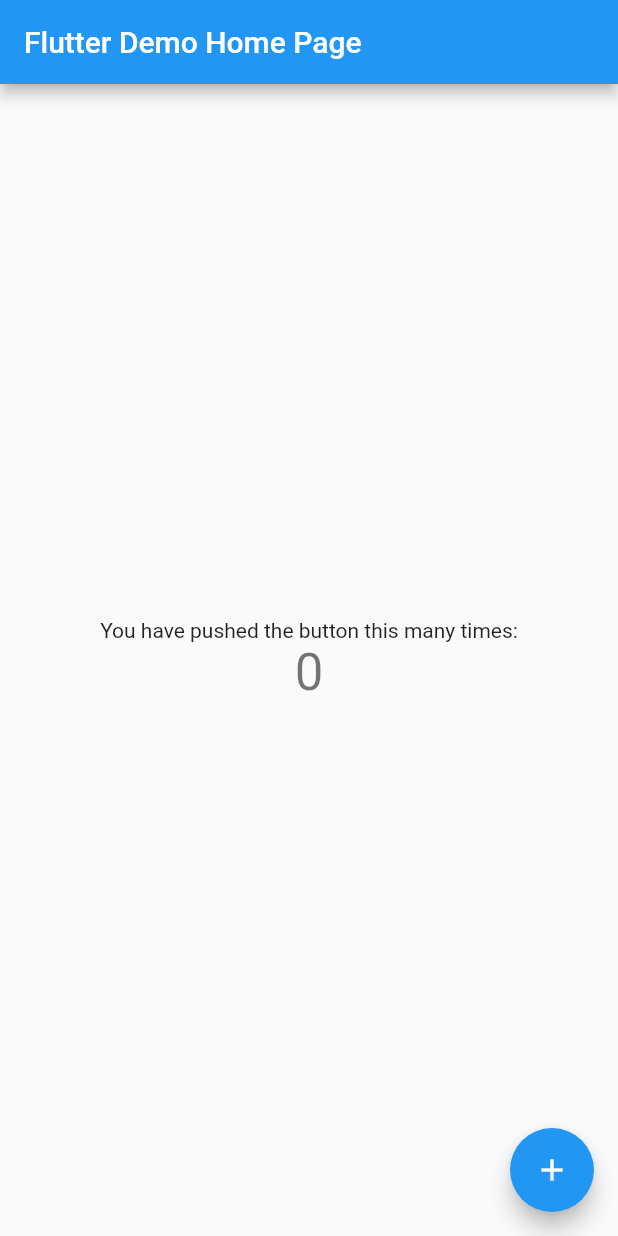
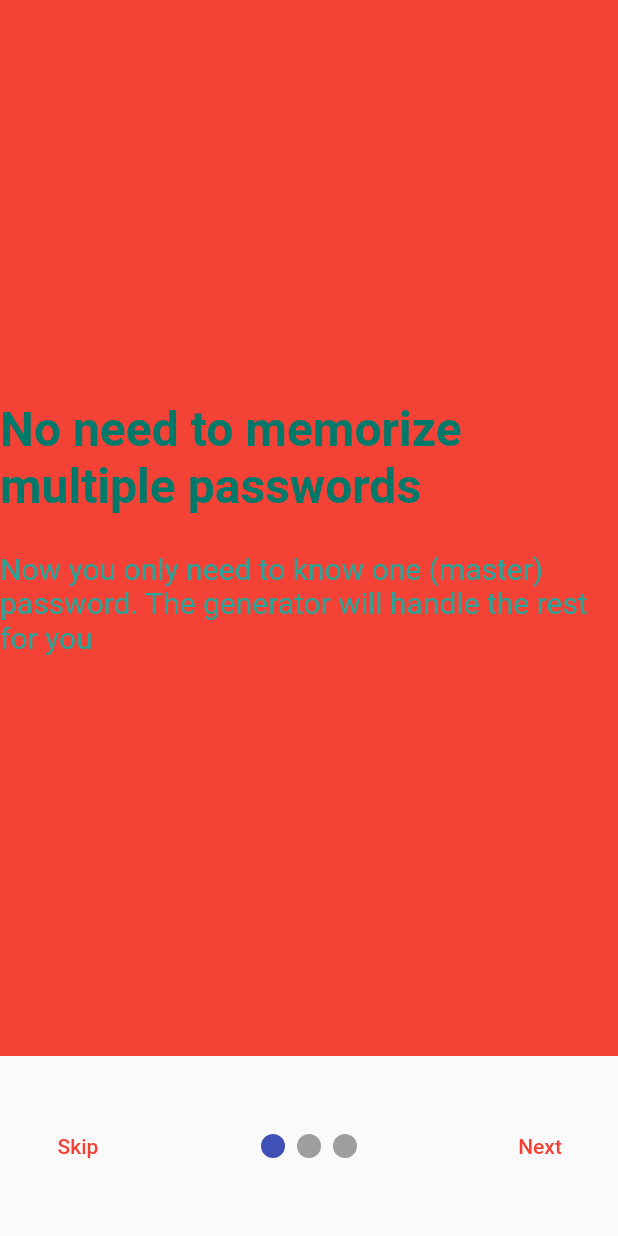
Before and after one commit to kghandour/KGPassGen, a Flutter app: the screen it shows after launch, on a phone screen of 412 x 824 dp. Run offline on Flutter 3.47's test engine with Material 2 defaults, Android fonts, the phone set to English and light mode, and no system bars; drawn by our look-alikes of smooth_page_indicator.

Commit message:
Initial splash movement

```diff
--- a/lib/main.dart
+++ b/lib/main.dart
@@ -1,4 +1,5 @@
 import 'package:flutter/material.dart';
+import 'package:kg_passgen/presentation/pages/splash/splash.dart';
 
 void main() {
   runApp(const MyApp());
@@ -11,7 +12,7 @@
   @override
   Widget build(BuildContext context) {
     return MaterialApp(
-      title: 'Flutter Demo',
+      title: 'KG Password Generator',
       theme: ThemeData(
         // This is the theme of your application.
         //
@@ -22,9 +23,9 @@
         // or simply save your changes to "hot reload" in a Flutter IDE).
         // Notice that the counter didn't reset back to zero; the application
         // is not restarted.
-        primarySwatch: Colors.blue,
+        primarySwatch: Colors.red,
       ),
-      home: const MyHomePage(title: 'Flutter Demo Home Page'),
+      home: OnboardingPageState(),
     );
   }
 }
--- /dev/null
+++ b/lib/presentation/pages/splash/page_template.dart
@@ -0,0 +1,36 @@
+import 'package:flutter/material.dart';
+
+Widget splashTemplate({
+  required Color color,
+  required String title,
+  required String subtitle,
+  String? urlImage,
+}) =>
+    Container(
+      color: color,
+      child: Column(
+        mainAxisAlignment: MainAxisAlignment.center,
+        children: [
+          Text(
+            title,
+            style: TextStyle(
+                color: Colors.teal.shade700,
+                fontSize: 32,
+                fontWeight: FontWeight.bold),
+          ),
+          const SizedBox(
+            height: 24,
+          ),
+          Center(
+            child: Text(
+              subtitle,
+              style: TextStyle(
+                color: Colors.teal.shade400,
+                fontSize: 20,
+                fontWeight: FontWeight.normal,
+              ),
+            ),
+          )
+        ],
+      ),
+    );
--- /dev/null
+++ b/lib/presentation/pages/splash/splash.dart
@@ -0,0 +1,78 @@
+import 'package:flutter/material.dart';
+import 'package:smooth_page_indicator/smooth_page_indicator.dart';
+import 'package:kg_passgen/presentation/pages/splash/page_template.dart';
+
+class OnboardingPageState extends StatefulWidget {
+  @override
+  State<StatefulWidget> createState() {
+    return _OnboardingPageState();
+  }
+}
+
+class _OnboardingPageState extends State<OnboardingPageState> {
+  final controller = PageController();
+
+  @override
+  void dispose() {
+    controller.dispose();
+    super.dispose();
+  }
+
+  @override
+  Widget build(BuildContext context) {
+    return Scaffold(
+      body: Container(
+        padding: const EdgeInsets.only(bottom: 120),
+        child: PageView(
+          controller: controller,
+          children: [
+            splashTemplate(
+              color: Colors.red,
+              title: 'No need to memorize multiple passwords',
+              subtitle:
+                  'Now you only need to know one (master) password. The generator will handle the rest for you',
+            ),
+            splashTemplate(
+              color: Colors.indigo,
+              title: 'More security for you',
+              subtitle:
+                  'Create unique passwords for each website that you are using. That way you are more secure!',
+            ),
+            splashTemplate(
+              color: Colors.green,
+              title: 'Zero data transmitted. Completely free.',
+              subtitle:
+                  'No backend, no database, no tracking. Completely open-source.',
+            ),
+          ],
+        ),
+      ),
+      bottomSheet: Container(
+        padding: const EdgeInsets.symmetric(horizontal: 20),
+        height: 120,
+        child: Row(
+          mainAxisAlignment: MainAxisAlignment.spaceBetween,
+          children: [
+            TextButton(
+                onPressed: () => controller.jumpToPage(2),
+                child: const Text('Skip')),
+            Center(
+              child: SmoothPageIndicator(
+                controller: controller,
+                count: 3,
+                onDotClicked: (index) => controller.animateToPage(index,
+                    duration: const Duration(milliseconds: 500),
+                    curve: Curves.easeInOut),
+              ),
+            ),
+            TextButton(
+                onPressed: () => controller.nextPage(
+                    duration: const Duration(milliseconds: 500),
+                    curve: Curves.easeInOut),
+                child: const Text('Next'))
+          ],
+        ),
+      ),
+    );
+  }
+}
--- a/pubspec.yaml
+++ b/pubspec.yaml
@@ -36,6 +36,7 @@
   # The following adds the Cupertino Icons font to your application.
   # Use with the CupertinoIcons class for iOS style icons.
   cupertino_icons: ^1.0.2
+  smooth_page_indicator: ^1.0.0+2
 
 dev_dependencies:
   flutter_test:
```
Also changed, not shown: pubspec.lock.
